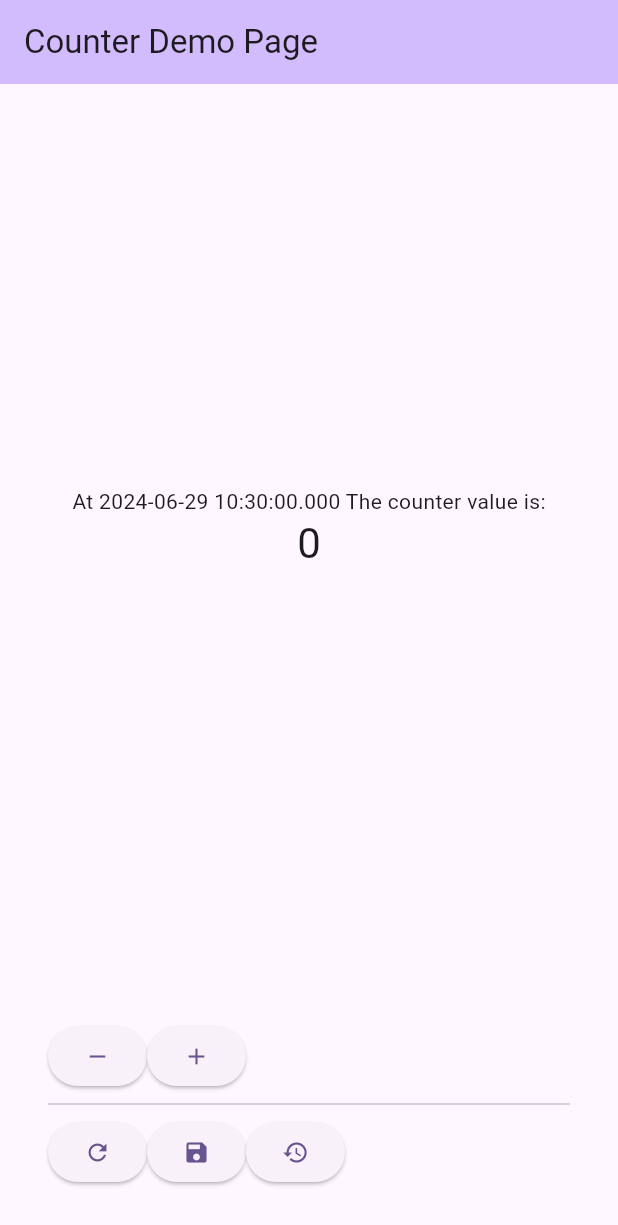
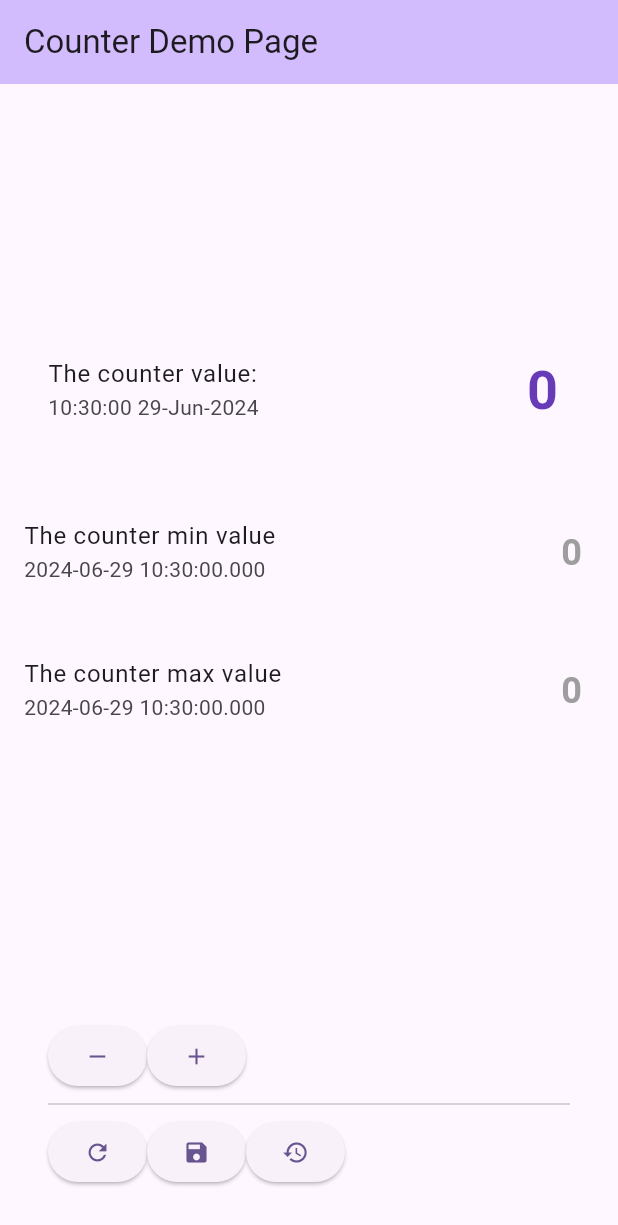
Before and after one commit to xkyony/count2infinity, a Flutter app: the screen it shows after launch, on a phone screen of 412 x 824 dp. Shown: the top 1225 px of the screen. Run offline on Flutter 3.47's test engine with Material 3 defaults, Android fonts, the phone set to English and light mode, and no system bars; our stand-ins replace cloud_firestore, firebase_core, flutter_riverpod, flutter_secure_storage, freezed_annotation, logger and 2 more; missing offline and left inert: fake_cloud_firestore; accounts and stored records are empty; generated files the repository leaves out were written again.

Commit message:
Track min value

```diff
--- a/lib/features/counter/model.dart
+++ b/lib/features/counter/model.dart
@@ -1,3 +1,5 @@
+import 'dart:math';
+
 import '../../services/model.dart';
 import 'package:freezed_annotation/freezed_annotation.dart';
 
@@ -14,12 +16,20 @@ class Counter with _$Counter, Model {
     required String id,
     required int value,
     required DateTime at,
+    required int minValue,
+    required DateTime minAt,
+    required int maxValue,
+    required DateTime maxAt,
   }) = _Counter;
 
   factory Counter.initial() => Counter(
         id: 'current',
         value: 0,
         at: DateTime.now(),
+        maxValue: 0,
+        maxAt: DateTime.now(),
+        minValue: 0,
+        minAt: DateTime.now(),
       );
 
   factory Counter.fromJson(Map<String, dynamic> json) =>
@@ -29,6 +39,8 @@ class Counter with _$Counter, Model {
     return copyWith(
       value: value - 1,
       at: DateTime.now(),
+      minValue: min(minValue, value - 1),
+      minAt: minValue > value - 1 ? DateTime.now() : minAt,
     );
   }
 
@@ -36,6 +48,8 @@ class Counter with _$Counter, Model {
     return copyWith(
       value: value + 1,
       at: DateTime.now(),
+      maxValue: max(maxValue, value + 1),
+      maxAt: maxValue < value + 1 ? DateTime.now() : maxAt,
     );
   }
 
@@ -43,6 +57,10 @@ class Counter with _$Counter, Model {
     return copyWith(
       value: 0,
       at: DateTime.now(),
+      maxValue: max(maxValue, 0),
+      maxAt: maxValue < 0 ? DateTime.now() : at,
+      minValue: min(minValue, 0),
+      minAt: minValue > 0 ? DateTime.now() : minAt,
     );
   }
 }
--- a/lib/features/counter/show_page.dart
+++ b/lib/features/counter/show_page.dart
@@ -1,5 +1,6 @@
 import 'package:flutter/material.dart';
 import 'package:flutter_riverpod/flutter_riverpod.dart';
+import 'package:intl/intl.dart';
 import 'package:pharmacy/features/counter/controller.dart';
 import 'package:pharmacy/widgets/async_value_widget.dart';
 
@@ -17,16 +18,68 @@ class CounterShowPage extends ConsumerWidget {
       body: Center(
         child: AsyncValueWidget(
           value: ref.watch(currentCounterProvider),
-          data: (counter) => Column(
-            mainAxisAlignment: MainAxisAlignment.center,
-            children: <Widget>[
-              Text('At ${counter!.at} The counter value is:'),
-              Text(
-                '${counter.value}',
-                style: Theme.of(context).textTheme.headlineMedium,
-              ),
-            ],
-          ),
+          data: (counter) {
+            final time = DateFormat('HH:mm:ss dd-MMM-yyyy').format(counter!.at);
+            return Column(
+              mainAxisAlignment: MainAxisAlignment.center,
+              children: <Widget>[
+                Padding(
+                  padding: const EdgeInsets.all(16.0),
+                  child: ListTile(
+                    title: const Text('The counter value:'),
+                    subtitle: Text(
+                      key: const Key('counter_at'),
+                      time,
+                    ),
+                    trailing: Text(
+                      key: const Key('counter_value'),
+                      '${counter.value}',
+                      style:
+                          Theme.of(context).textTheme.headlineLarge?.copyWith(
+                                fontSize: 36,
+                                fontWeight: FontWeight.bold,
+                                color: Colors.deepPurple,
+                              ),
+                    ),
+                  ),
+                ),
+                const SizedBox(height: 20),
+                ListTile(
+                  title: const Text('The counter min value'),
+                  subtitle: Text(
+                    key: const Key('counter_min_at'),
+                    '${counter.minAt}',
+                  ),
+                  trailing: Text(
+                    key: const Key('counter_min_value'),
+                    '${counter.minValue}',
+                    style: Theme.of(context).textTheme.headlineMedium?.copyWith(
+                          fontSize: 24,
+                          fontWeight: FontWeight.bold,
+                          color: Colors.grey,
+                        ),
+                  ),
+                ),
+                const SizedBox(height: 20),
+                ListTile(
+                  title: const Text('The counter max value'),
+                  subtitle: Text(
+                    key: const Key('counter_max_at'),
+                    '${counter.maxAt}',
+                  ),
+                  trailing: Text(
+                    key: const Key('counter_max_value'),
+                    '${counter.maxValue}',
+                    style: Theme.of(context).textTheme.headlineMedium?.copyWith(
+                          fontSize: 24,
+                          fontWeight: FontWeight.bold,
+                          color: Colors.grey,
+                        ),
+                  ),
+                ),
+              ],
+            );
+          },
         ),
       ),
       bottomNavigationBar: Padding(
--- a/pubspec.yaml
+++ b/pubspec.yaml
@@ -22,6 +22,7 @@ dependencies:
   logger: ^2.3.0
   freezed_annotation: ^2.4.1
   json_annotation: ^4.9.0
+  intl: ^0.19.0
 
 dev_dependencies:
   flutter_test:
```
Also changed, not shown: lib/features/counter/model.freezed.dart, lib/features/counter/model.g.dart, pubspec.lock, 11 other files.
